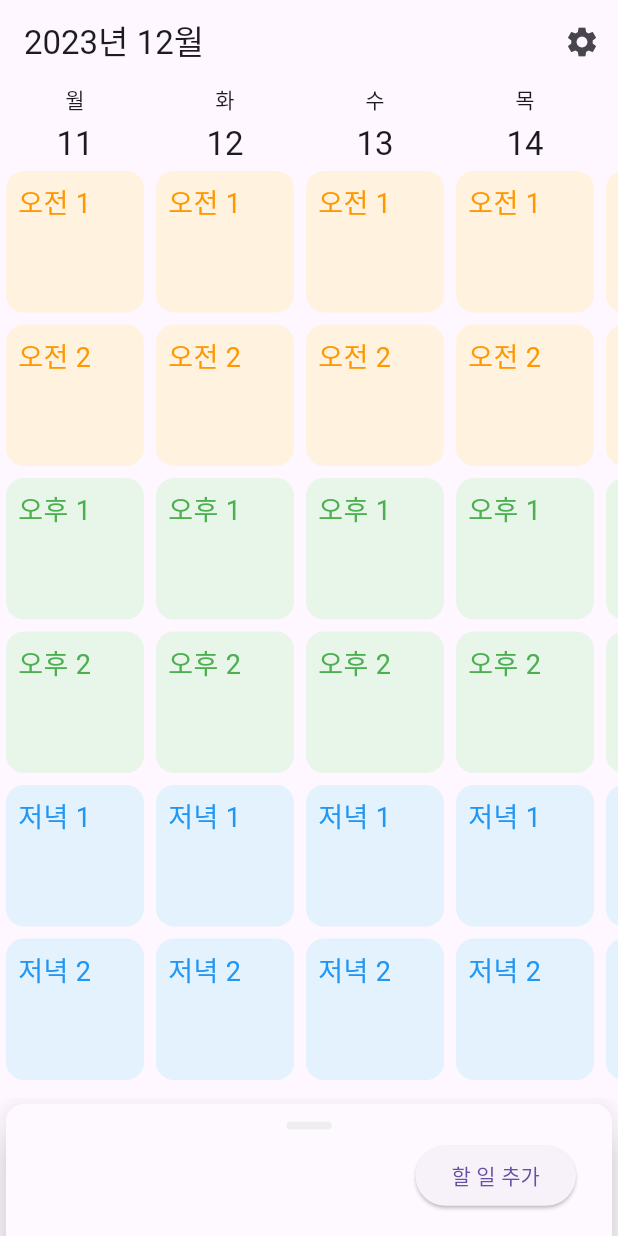
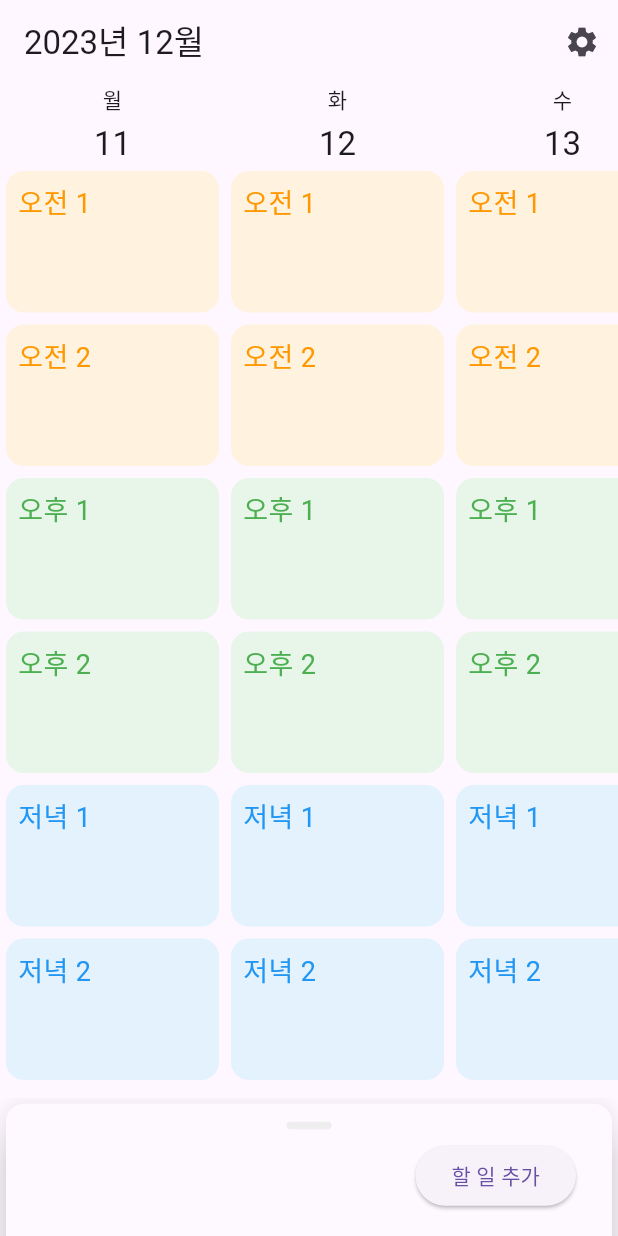
Before and after one commit to gidongkwon/dayblocks_mobile, a Flutter app: the screen it shows after launch, on a phone screen of 412 x 824 dp. Run offline on Flutter 3.47's test engine with Material 3 defaults, Android fonts, the phone set to English and light mode, and no system bars; our stand-ins replace shared_preferences; generated files the repository leaves out were written again.

Commit message:
Minor adjustments

```diff
--- a/lib/src/calendar/dayblock.dart
+++ b/lib/src/calendar/dayblock.dart
@@ -86,7 +86,7 @@ class _DayblockState extends State<Dayblock> {
         return GestureDetector(
           onTap: () => _showEditSheet(context),
           child: SizedBox(
-            width: widget.date.isToday ? 200 : 100,
+            width: widget.date.isToday ? 250 : 150,
             child: Card(
               elevation: 0,
               color: colors[blockIndex]?.shade50,
--- a/lib/src/calendar/week_calendar.dart
+++ b/lib/src/calendar/week_calendar.dart
@@ -12,7 +12,7 @@ class WeekCalendar extends StatelessWidget {
   Widget build(BuildContext context) {
     final DateTime startOfWeekDate = mostRecentWeekday(referenceDate, startOfWeek);
 
-    return Container(
+    return SizedBox(
       height: double.infinity,
       child: SingleChildScrollView(
         scrollDirection: Axis.horizontal,
--- a/lib/src/task/task_list.dart
+++ b/lib/src/task/task_list.dart
@@ -129,7 +129,7 @@ class _TaskListState extends State<TaskList> {
                             feedback: _DraggingTaskIndicator(data: e, dragKey: _draggableKey,),
                             child: ListTile(
                             title: Text(e.title),
-                          trailing: IconButton(icon: Icon(Icons.delete), onPressed: () => {
+                          trailing: IconButton(icon: const Icon(Icons.delete), onPressed: () => {
                             setState(() {
                               _tasks.removeWhere((element) => element.id == e.id);
                             })
```
